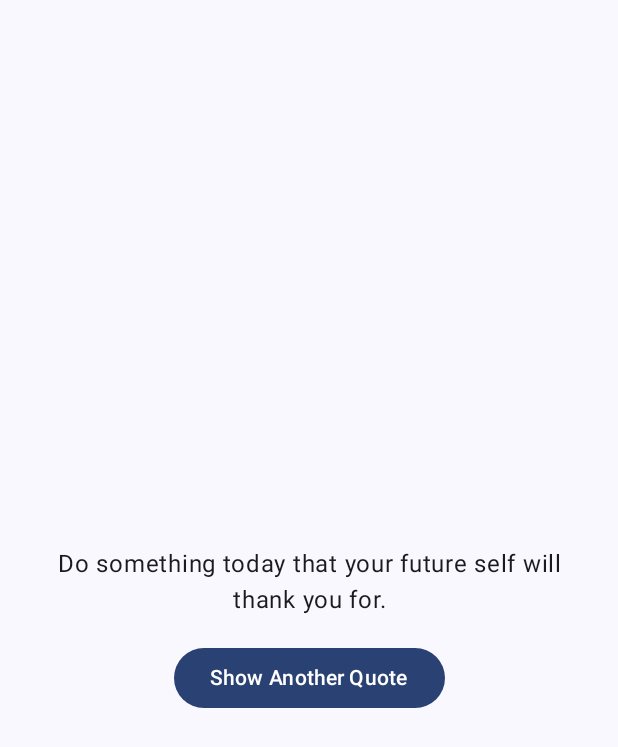
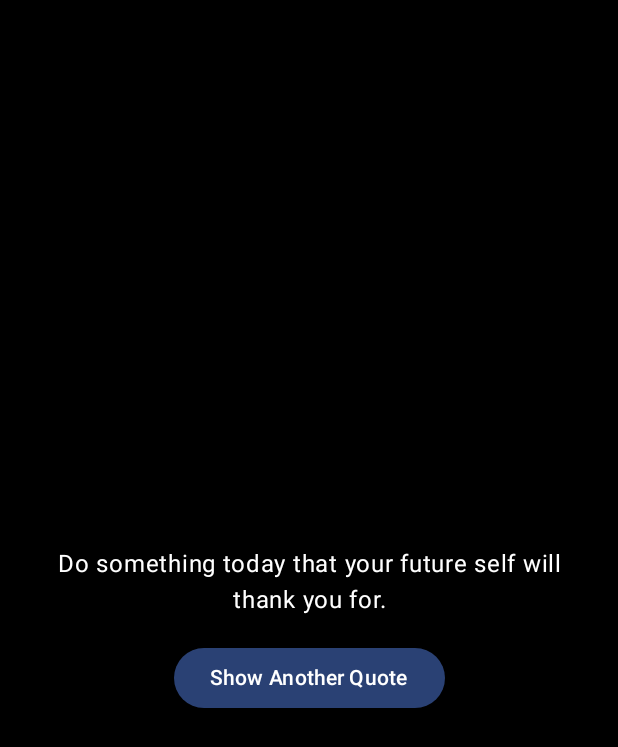
Before and after one commit to EdwardMarecos/CS501, an Android app built with Jetpack Compose: the screen it shows after launch (MainActivity), on a phone screen of 412 x 824 dp. Shown: the top 747 px of the screen. Run offline under Robolectric (Android 15) with nearby library versions, the phone set to English and light mode, and no system bars.

Commit message:
Update MainActivity.kt

```diff
--- a/week2/QuoteoftheDayApp/app/src/main/java/com/example/quoteofthedayapp/MainActivity.kt
+++ b/week2/QuoteoftheDayApp/app/src/main/java/com/example/quoteofthedayapp/MainActivity.kt
@@ -4,19 +4,26 @@ import android.os.Bundle
 import androidx.activity.ComponentActivity
 import androidx.activity.compose.setContent
 import androidx.activity.enableEdgeToEdge
+import androidx.compose.foundation.background
 import androidx.compose.foundation.layout.Arrangement
+import androidx.compose.foundation.layout.Box
 import androidx.compose.foundation.layout.Column
 import androidx.compose.foundation.layout.fillMaxSize
 import androidx.compose.foundation.layout.fillMaxWidth
 import androidx.compose.foundation.layout.padding
+import androidx.compose.foundation.shape.RoundedCornerShape
 import androidx.compose.material3.Button
+import androidx.compose.material3.ButtonDefaults
 import androidx.compose.material3.Scaffold
 import androidx.compose.material3.Text
+import androidx.compose.material3.contentColorFor
 import androidx.compose.runtime.Composable
 import androidx.compose.runtime.mutableStateOf
 import androidx.compose.runtime.remember
 import androidx.compose.ui.Alignment
 import androidx.compose.ui.Modifier
+import androidx.compose.ui.draw.clip
+import androidx.compose.ui.graphics.Color
 import androidx.compose.ui.text.style.TextAlign
 import androidx.compose.ui.tooling.preview.Preview
 import androidx.compose.ui.unit.dp
@@ -29,10 +36,25 @@ class MainActivity : ComponentActivity() {
         enableEdgeToEdge()
         setContent {
             QuoteOfTheDayAppTheme {
-                Scaffold(modifier = Modifier.fillMaxSize()) { innerPadding ->
-                    Quote(
-                        modifier = Modifier.padding(innerPadding)
-                    )
+                Scaffold(
+                    modifier = Modifier
+                        .fillMaxSize()
+//                        .background(Color(0xFFd5f5e3)),
+//                        .background((Color.Black))
+                ) { innerPadding ->
+                    Box (
+                        modifier = Modifier
+                            .fillMaxSize()
+                            .padding(innerPadding)
+                            .background(Color.Black)
+                    ) {
+                        Quote(
+                            modifier = Modifier
+                                .padding(innerPadding)
+                                .fillMaxSize()
+                                .background(Color.Black)
+                        )
+                    }
                 }
             }
         }
@@ -46,24 +68,34 @@ fun Quote(modifier: Modifier = Modifier) {
     val currentQuote = remember { mutableStateOf(quotes[randomIndex]) }
 
     Column(
-        modifier = Modifier.fillMaxSize(),
+        modifier = Modifier
+            .fillMaxSize(),
         verticalArrangement = Arrangement.Center,
         horizontalAlignment = Alignment.CenterHorizontally,
     ) {
         // display the quote
         Text(
             text = currentQuote.value,
-            modifier = modifier
+            modifier = Modifier
                 .fillMaxWidth()
                 .padding(16.dp),
-            textAlign = TextAlign.Center
+            textAlign = TextAlign.Center,
+            color = Color.White
         )
 
         // add button to change the quoter
-        Button(onClick = {
-            val newRandomIndex = Random.nextInt(quotes.size)
-            currentQuote.value = quotes[newRandomIndex]
-        }) {
+        Button(
+            modifier = Modifier
+                .clip(RoundedCornerShape(12.dp)),
+            colors = ButtonDefaults.buttonColors(
+//                backgroundColor = Color(0xFF333333),
+//                contentColorFor()
+            ),
+            onClick = {
+                val newRandomIndex = Random.nextInt(quotes.size)
+                currentQuote.value = quotes[newRandomIndex]
+            }
+        ) {
             Text(text = "Show Another Quote")
         }
     }
@@ -104,6 +136,23 @@ val quotes = listOf(
 @Composable
 fun QuotePreview() {
     QuoteOfTheDayAppTheme {
-        Quote()
+        Scaffold(
+            modifier = Modifier
+                .fillMaxSize()
+        ) { innerPadding ->
+            Box (
+                modifier = Modifier
+                    .fillMaxSize()
+                    .padding(innerPadding)
+                    .background(Color(0xFFd5f5e3))
+            ) {
+                Quote(
+                    modifier = Modifier
+                        .padding(innerPadding)
+                        .fillMaxSize()
+                        .background(Color.Black)
+                )
+            }
+        }
     }
 }
```
